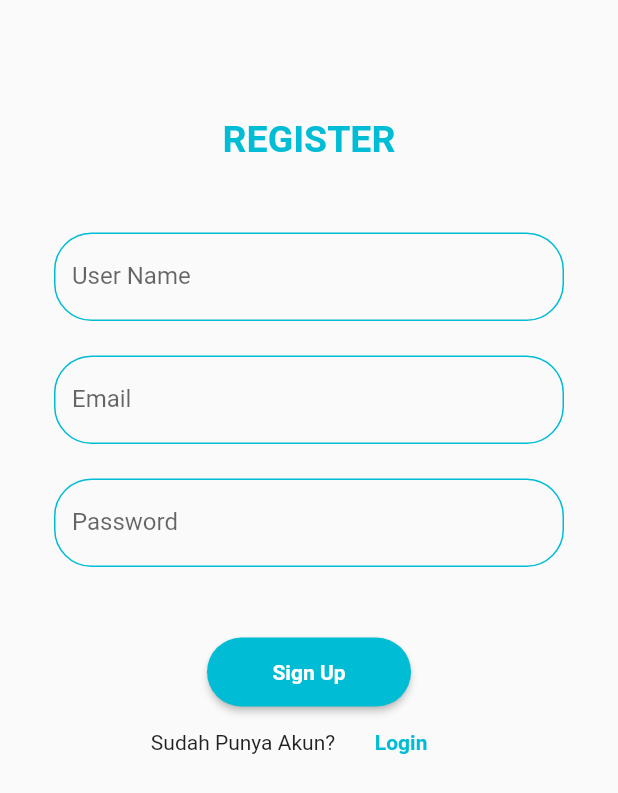
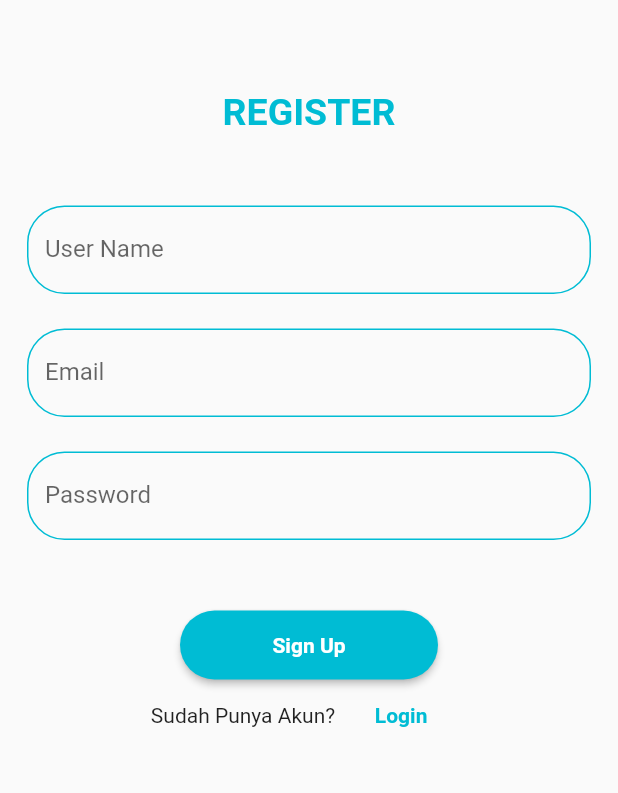
Before and after one commit to muhazam/udacoding_flutter, a Flutter app: the screen it shows after launch, after a tap on "SignUp", on a phone screen of 412 x 824 dp. Shown: the top 793 px of the screen. Run offline on Flutter 3.47's test engine with Material 2 defaults, Android fonts, the phone set to English and light mode, and no system bars.

Commit message:
remove padding

```diff
--- a/task_week1/lib/screen/loginScreen.dart
+++ b/task_week1/lib/screen/loginScreen.dart
@@ -15,7 +15,7 @@ class _LoginScreenState extends State<LoginScreen> {
   Widget build(BuildContext context) {
     return Scaffold(
       body: Padding(
-        padding: EdgeInsets.all(18.0),
+        padding: EdgeInsets.all(0),
         child: ListView(
           children: [
             SizedBox(
@@ -80,10 +80,6 @@ class _LoginScreenState extends State<LoginScreen> {
                 ),
               ),
             ),
-            // FlatButton(
-            //   onPressed: () {},
-            //   textColor: Colors.cyan,
-            // ),
             SizedBox(
               height: 40,
             ),
--- a/task_week1/lib/screen/registerScreen.dart
+++ b/task_week1/lib/screen/registerScreen.dart
@@ -13,9 +13,7 @@ class _RegisterScreenState extends State<RegisterScreen> {
   @override
   Widget build(BuildContext context) {
     return Scaffold(
-      body: Padding(
-        padding: EdgeInsets.all(18.0),
-        child: ListView(
+      body: ListView(
         children: [
           SizedBox(
             height: 50.0,
@@ -86,10 +84,6 @@ class _RegisterScreenState extends State<RegisterScreen> {
               ),
             ),
           ),
-            // FlatButton(
-            //   onPressed: () {},
-            //   textColor: Colors.cyan,
-            // ),
           SizedBox(
             height: 40,
           ),
@@ -108,8 +102,8 @@ class _RegisterScreenState extends State<RegisterScreen> {
               textColor: Colors.cyan,
               child: Text(
                 'Sign Up',
-                  style: TextStyle(
-                      fontWeight: FontWeight.bold, color: Colors.white),
+                style:
+                    TextStyle(fontWeight: FontWeight.bold, color: Colors.white),
               ),
             ),
           ),
@@ -133,7 +127,6 @@ class _RegisterScreenState extends State<RegisterScreen> {
           )
         ],
       ),
-      ),
     );
   }
 }
```
Lines whose indentation alone changed are shown as unchanged.
